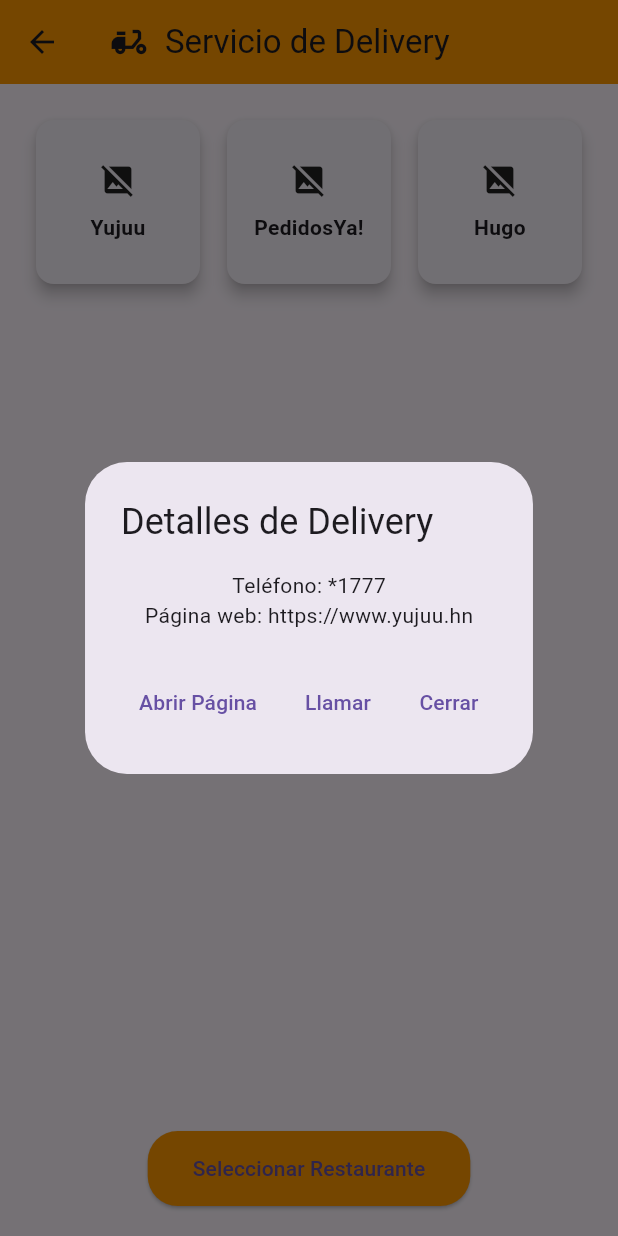
After one commit to diazf3r/Residential_Access_clone, a Flutter app: the PantallaDelivery screen opened directly, after a tap on "Yujuu", on a phone screen of 412 x 824 dp. The commit adds this screen. Run offline on Flutter 3.47's test engine with Material 3 defaults, Android fonts, the phone set to English and light mode, and no system bars; our stand-ins replace pretty_qr_code; network calls fail.

Commit message:
Pantalla de Delivery

```diff
--- /dev/null
+++ b/lib/pages/delivery.dart
@@ -0,0 +1,253 @@
+import 'package:flutter/material.dart';
+import 'package:url_launcher/url_launcher.dart';
+
+class PantallaDelivery extends StatelessWidget {
+  PantallaDelivery({super.key});
+
+  final List<Map<String, String>> opcionesDelivery = [
+    {
+      'name': 'Yujuu',
+      'phone': '*1777',
+      'url': 'https://www.yujuu.hn',
+      'icon':
+          'https://play-lh.googleusercontent.com/h_3H7eZ82DX8XTf0HtQfRXfUMixGpaFrG9Walle5ex8XEjvDyEmEMWWkW7upBy2ECuA', // URL de icono genérico
+    },
+    {
+      'name': 'PedidosYa!',
+      'phone': '---',
+      'url': 'https://www.pedidosya.com.hn',
+      'icon':
+          'https://upload.wikimedia.org/wikipedia/commons/thumb/c/c5/Isologotipo_PedidosYa.jpg/640px-Isologotipo_PedidosYa.jpg', // URL de icono genérico
+    },
+    {
+      'name': 'Hugo',
+      'phone': '9430-5924',
+      'url': 'https://www.hugoapp.com',
+      'icon':
+          'https://cdn.branch.io/branch-assets/1490227243953-og_image.png',
+    },
+  ];
+
+
+  final List<Map<String, String>> opcionRestaurantes = [
+    {'name': 'McDonald\'s', 'phone': '2276-1770', 'url': 'https://mcdonalds.com.hn'},
+    {'name': 'Wendy\'s', 'phone': '2512-6002', 'url': 'https://wendys.hn'},
+    {'name': 'Burger King', 'phone': '2512-3677', 'url': 'https://burgerkinghonduras.hn'},
+    {'name': 'KFC', 'phone': '2512-1779', 'url': 'https://kfc.hn'},
+  ];
+
+  @override
+  Widget build(BuildContext context) {
+    return Scaffold(
+      appBar: AppBar(
+        title: const Row(
+          children: [
+            Icon(Icons.delivery_dining, size: 28), // Icono de encabezado
+            SizedBox(width: 10),
+            Text('Servicio de Delivery'),
+          ],
+        ),
+        backgroundColor: Colors.orange,
+      ),
+      body: Padding(
+        padding: const EdgeInsets.all(20.0),
+        child: Column(
+          children: [
+            // Opciones de Delivery en forma de tarjetas
+            Expanded(
+              child: GridView.builder(
+                gridDelegate: const SliverGridDelegateWithFixedCrossAxisCount(
+                  crossAxisCount: 3, // Tres columnas por fila
+                  crossAxisSpacing: 10,
+                  mainAxisSpacing: 10,
+                ),
+                itemCount: opcionesDelivery.length,
+                itemBuilder: (context, index) {
+                  return Card(
+                    elevation: 4,
+                    child: InkWell(
+                      onTap: () {
+                        _showDeliveryDetails(
+                          context,
+                          opcionesDelivery[index]['phone']!,
+                          opcionesDelivery[index]['url']!,
+                        );
+                      },
+                      child: Column(
+                        mainAxisAlignment: MainAxisAlignment.center,
+                        children: [
+                          Image.network(
+                            opcionesDelivery[index]['icon']!,
+                            height: 50,
+                            width: 50,
+                            errorBuilder: (context, error, stackTrace) =>
+                                const Icon(Icons.image_not_supported),
+                          ),
+                          const SizedBox(height: 10),
+                          Text(
+                            opcionesDelivery[index]['name']!,
+                            style: const TextStyle(fontWeight: FontWeight.bold),
+                            textAlign: TextAlign.center,
+                          ),
+                        ],
+                      ),
+                    ),
+                  );
+                },
+              ),
+            ),
+            // Botón para seleccionar un restaurante
+            ElevatedButton(
+              onPressed: () => _showRestaurantSelection(context),
+              style: ElevatedButton.styleFrom(
+                backgroundColor: Colors.orange,
+                shape: RoundedRectangleBorder(
+                  borderRadius: BorderRadius.circular(20),
+                ),
+                padding: const EdgeInsets.symmetric(horizontal: 30, vertical: 15),
+              ),
+              child: const Text('Seleccionar Restaurante'),
+            ),
+          ],
+        ),
+      ),
+    );
+  }
+
+  void _showDeliveryDetails(BuildContext context, String phone, String url) {
+    showDialog(
+      context: context,
+      builder: (context) {
+        return AlertDialog(
+          title: const Text('Detalles de Delivery'),
+          content: Column(
+            mainAxisSize: MainAxisSize.min,
+            children: [
+              Text('Teléfono: $phone'),
+              Text('Página web: $url'),
+            ],
+          ),
+          actions: [
+            TextButton(
+              onPressed: () async {
+                final Uri uri = Uri.parse(url);
+                if (await canLaunchUrl(uri)) {
+                  await launchUrl(uri);
+                } else {
+                  _showError(context, 'No se puede abrir la URL.');
+                }
+              },
+              child: const Text('Abrir Página'),
+            ),
+            TextButton(
+              onPressed: () async {
+                final Uri uri = Uri(scheme: 'tel', path: phone);
+                if (await canLaunchUrl(uri)) {
+                  await launchUrl(uri);
+                } else {
+                  _showError(context, 'No se puede realizar la llamada.');
+                }
+              },
+              child: const Text('Llamar'),
+            ),
+            TextButton(
+              onPressed: () => Navigator.of(context).pop(),
+              child: const Text('Cerrar'),
+            ),
+          ],
+        );
+      },
+    );
+  }
+
+  void _showRestaurantSelection(BuildContext context) {
+    showDialog(
+      context: context,
+      builder: (context) {
+        return AlertDialog(
+          title: const Text('Selecciona un Restaurante'),
+          content: Column(
+            mainAxisSize: MainAxisSize.min,
+            children: opcionRestaurantes.map((restaurant) {
+              return ListTile(
+                title: Text(restaurant['name']!),
+                onTap: () {
+                  Navigator.of(context).pop();
+                  _showRestaurantDetails(
+                    context,
+                    restaurant['phone']!,
+                    restaurant['url']!,
+                  );
+                },
+              );
+            }).toList(),
+          ),
+        );
+      },
+    );
+  }
+
+  void _showRestaurantDetails(BuildContext context, String phone, String url) {
+    showDialog(
+      context: context,
+      builder: (context) {
+        return AlertDialog(
+          title: const Text('Detalles del Restaurante'),
+          content: Column(
+            mainAxisSize: MainAxisSize.min,
+            children: [
+              Text('Teléfono: $phone'),
+              Text('Página web: $url'),
+            ],
+          ),
+          actions: [
+            TextButton(
+              onPressed: () async {
+                final Uri uri = Uri.parse(url);
+                if (await canLaunchUrl(uri)) {
+                  await launchUrl(uri);
+                } else {
+                  _showError(context, 'No se puede abrir la URL.');
+                }
+              },
+              child: const Text('Abrir Página'),
+            ),
+            TextButton(
+              onPressed: () async {
+                final Uri uri = Uri(scheme: 'tel', path: phone);
+                if (await canLaunchUrl(uri)) {
+                  await launchUrl(uri);
+                } else {
+                  _showError(context, 'No se puede realizar la llamada.');
+                }
+              },
+              child: const Text('Llamar'),
+            ),
+            TextButton(
+              onPressed: () => Navigator.of(context).pop(),
+              child: const Text('Cerrar'),
+            ),
+          ],
+        );
+      },
+    );
+  }
+
+  void _showError(BuildContext context, String message) {
+    showDialog(
+      context: context,
+      builder: (context) {
+        return AlertDialog(
+          title: const Text('Error'),
+          content: Text(message),
+          actions: [
+            TextButton(
+              onPressed: () => Navigator.of(context).pop(),
+              child: const Text('Cerrar'),
+            ),
+          ],
+        );
+      },
+    );
+  }
+}
--- a/lib/pages/principal.dart
+++ b/lib/pages/principal.dart
@@ -1,5 +1,6 @@
 import 'package:flutter/material.dart';
 import 'package:myapp/pages/anunciar_visita.dart';
+import 'package:myapp/pages/delivery.dart';
 import 'package:myapp/widgets/profile.dart';
 
 
@@ -113,7 +114,7 @@ class HomePage extends StatelessWidget {
                 mainAxisSpacing: 20,
                 children: [
                   _buildOption(context, Icons.home, 'VISITAS', AnunciarVisita()),
-                  _buildOption(context, Icons.payment, 'PAGOS', AnunciarVisita() ),
+                  _buildOption(context, Icons.delivery_dining, 'DELIVERY', PantallaDelivery() ),
                   _buildOption(context, Icons.notifications, 'ANUNCIOS', AnunciarVisita() ),
                   _buildOption(context, Icons.chat, 'SUGERENCIAS', AnunciarVisita() ),
                   _buildOption(context, Icons.calendar_month, 'RESERVAS', AnunciarVisita() ),
```
